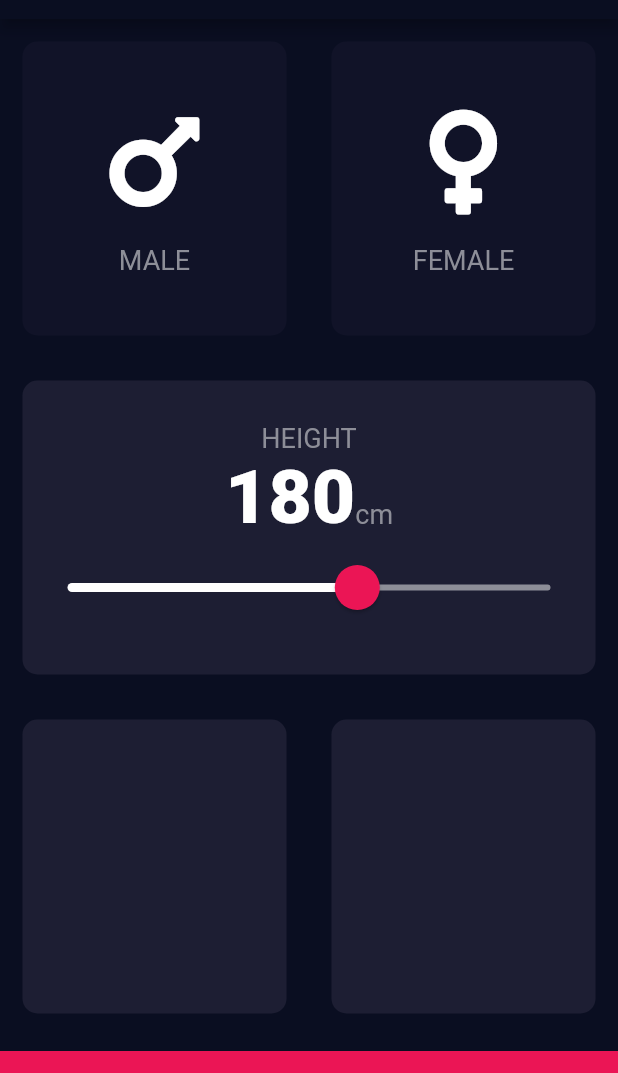
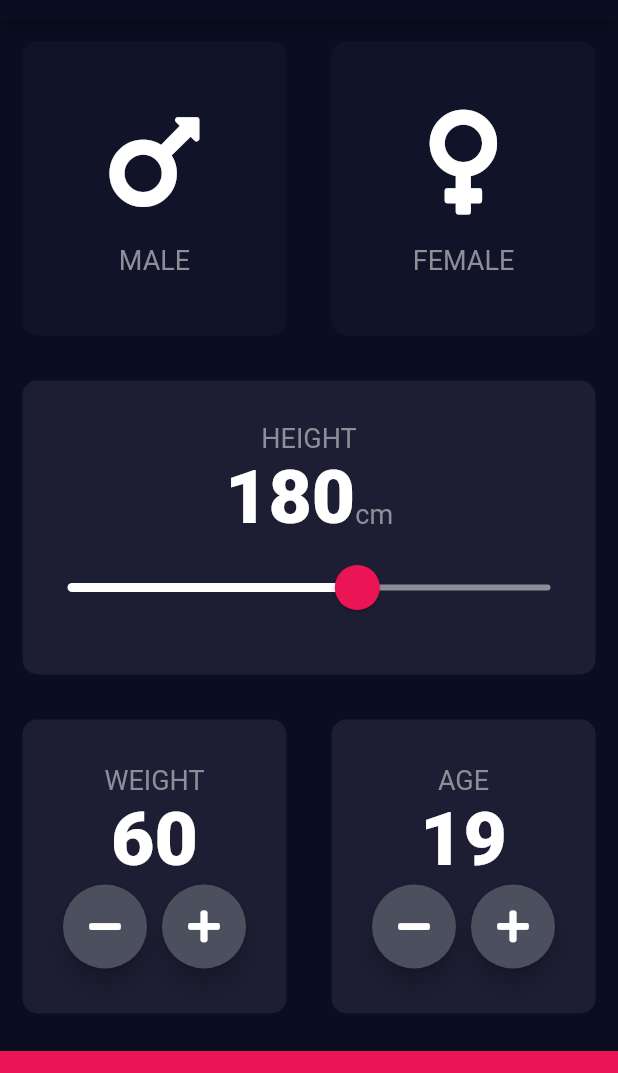
Before and after one commit to mohmedkasim/MBICalculator, a Flutter app: the screen it shows after launch, on a phone screen of 412 x 824 dp, the part 65-1138 px from its top. Run offline on Flutter 3.47's test engine with Material 2 defaults, Android fonts, the phone set to English and light mode, and no system bars; our stand-ins replace font_awesome_flutter.

Commit message:
add files

```diff
--- a/lib/Input_page.dart
+++ b/lib/Input_page.dart
@@ -17,7 +17,8 @@ class InputPage extends StatefulWidget {
 class _InputPageState extends State<InputPage> {
   Gender selectedGender;
   int height = 180;
-
+  int weight = 60;
+  int age = 19;
   @override
   Widget build(BuildContext context) {
     return Scaffold(
@@ -34,11 +35,11 @@ class _InputPageState extends State<InputPage> {
               children: [
                 Expanded(
                     child: ReusableCard(
-                      onPress: () {
-                        setState(() {
-                          selectedGender = Gender.male;
-                        });
-                      },
+                  onPress: () {
+                    setState(() {
+                      selectedGender = Gender.male;
+                    });
+                  },
                   colour: selectedGender == Gender.male
                       ? kActiveCardColor
                       : kInactiveCardColour,
@@ -63,7 +64,6 @@ class _InputPageState extends State<InputPage> {
             )),
             Expanded(
               child: ReusableCard(
-
                 colour: kActiveCardColor,
                 cardChild: Column(
                   mainAxisAlignment: MainAxisAlignment.center,
@@ -118,10 +118,80 @@ class _InputPageState extends State<InputPage> {
                 Expanded(
                     child: ReusableCard(
                   colour: kActiveCardColor,
+                  cardChild: Column(
+                    mainAxisAlignment: MainAxisAlignment.center,
+                    children: [
+                      Text(
+                        'WEIGHT',
+                        style: kLabelTextStyle,
+                      ),
+                      Text(
+                        weight.toString(),
+                        style: kNumberTextStyle,
+                      ),
+                      Row(
+                        mainAxisAlignment: MainAxisAlignment.center,
+                        children: [
+                          RoundIconButton(
+                            icon: FontAwesomeIcons.minus,
+                            onPress: () {
+                              setState(() {
+                                weight--;
+                              });
+                            },
+                          ),
+                          SizedBox(
+                            width: 10.0,
+                          ),
+                          RoundIconButton(
+                            icon: FontAwesomeIcons.plus,
+                            onPress: () {
+                              setState(() {
+                                weight++;
+                              });
+                            },
+                          )
+                        ],
+                      )
+                    ],
+                  ),
                 )),
                 Expanded(
                     child: ReusableCard(
                   colour: kActiveCardColor,
+                  cardChild: Column(
+                    mainAxisAlignment: MainAxisAlignment.center,
+                    children: [
+                      Text(
+                        'AGE',
+                        style: kLabelTextStyle,
+                      ),
+                      Text(
+                        age.toString(),
+                        style: kNumberTextStyle,
+                      ),
+                      Row(
+                        mainAxisAlignment: MainAxisAlignment.center,
+                        children: [
+                          RoundIconButton(
+                              icon: FontAwesomeIcons.minus,
+                              onPress: () {
+                                setState(() {
+                                  age--;
+                                });
+                              }),
+                          SizedBox(width: 10),
+                          RoundIconButton(
+                              icon: FontAwesomeIcons.plus,
+                              onPress: () {
+                                setState(() {
+                                  age++;
+                                });
+                              })
+                        ],
+                      )
+                    ],
+                  ),
                 )),
               ],
             )),
@@ -135,3 +205,20 @@ class _InputPageState extends State<InputPage> {
         ));
   }
 }
+
+class RoundIconButton extends StatelessWidget {
+  final IconData icon;
+  final Function onPress;
+  const RoundIconButton({@required this.icon, @required this.onPress});
+  @override
+  Widget build(BuildContext context) {
+    return RawMaterialButton(
+      child: Icon(icon),
+      onPressed: onPress,
+      elevation: 6.0,
+      constraints: BoxConstraints.tightFor(width: 56.0, height: 56.0),
+      shape: CircleBorder(),
+      fillColor: Color(0xFF4C4F5E),
+    );
+  }
+}
```
